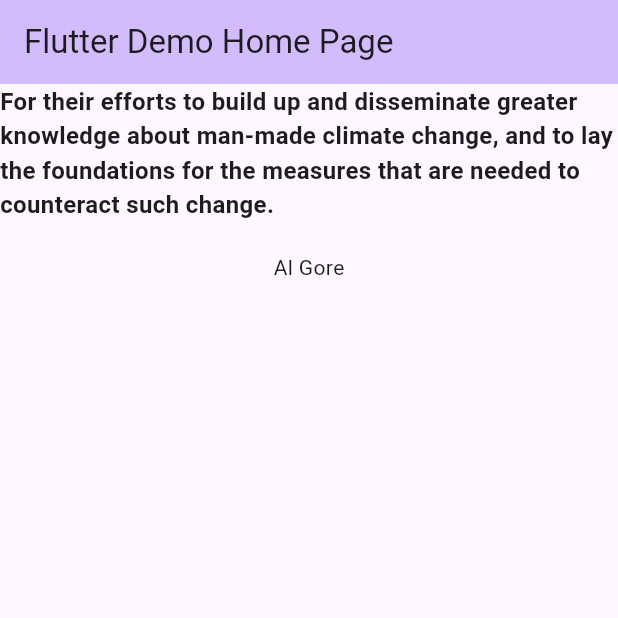
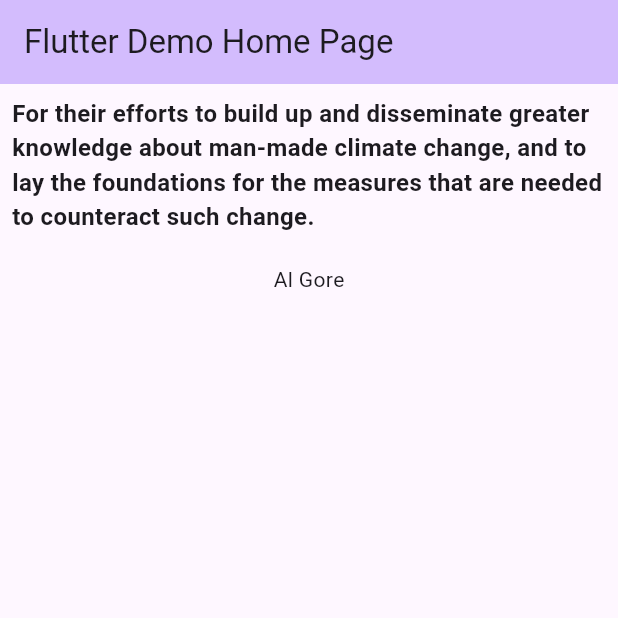
Before and after one commit to IweZix/BIN2-Q2-Mobile, a Flutter app: the screen it shows after launch, on a phone screen of 412 x 824 dp, the top half of it. Run offline on Flutter 3.47's test engine with Material 3 defaults, Android fonts, the phone set to English and light mode, and no system bars.

```diff
--- /dev/null
+++ b/ex1/lib/laureate.dart
@@ -0,0 +1,36 @@
+import 'package:flutter/material.dart';
+
+class Laureate extends StatelessWidget {
+  final String firstname, lastname, motivation;
+
+  const Laureate({
+    super.key,
+    required this.firstname,
+    required this.lastname,
+    required this.motivation,
+  });
+
+  @override
+  Widget build(BuildContext context) {
+    return Padding(
+        padding: const EdgeInsets.all(8.0),
+        child: SizedBox(
+            width: 500,
+            child: Column(
+              children: [
+                Text(
+                  motivation,
+                  style: const TextStyle(
+                    fontWeight: FontWeight.bold,
+                    fontSize: 16,
+                  ),
+                ),
+                const SizedBox(height: 20),
+                Text(
+                  "$firstname $lastname",
+                  textAlign: TextAlign.justify,
+                )
+              ],
+            )));
+  }
+}
--- a/ex1/lib/main.dart
+++ b/ex1/lib/main.dart
@@ -1,3 +1,4 @@
+import 'package:ex1/laureate.dart';
 import 'package:flutter/material.dart';
 
 void main() {
@@ -43,18 +44,7 @@ class _MyHomePageState extends State<MyHomePage> {
       body: Center(
         child: Column(
           children: [
-            Text(
-              laureate1['motivation']!,
-              style: const TextStyle(
-                fontWeight: FontWeight.bold,
-                fontSize: 16,
-              ),
-            ),
-            const SizedBox(height: 20),
-            Text(
-              "${laureate1['firstname']!} ${laureate1['surname']!}",
-              textAlign: TextAlign.justify,
-            )
+            Laureate(firstname: laureate1['firstname']!, lastname: laureate1['surname']!, motivation: laureate1['motivation']!)
           ],
         )
       ),
```
